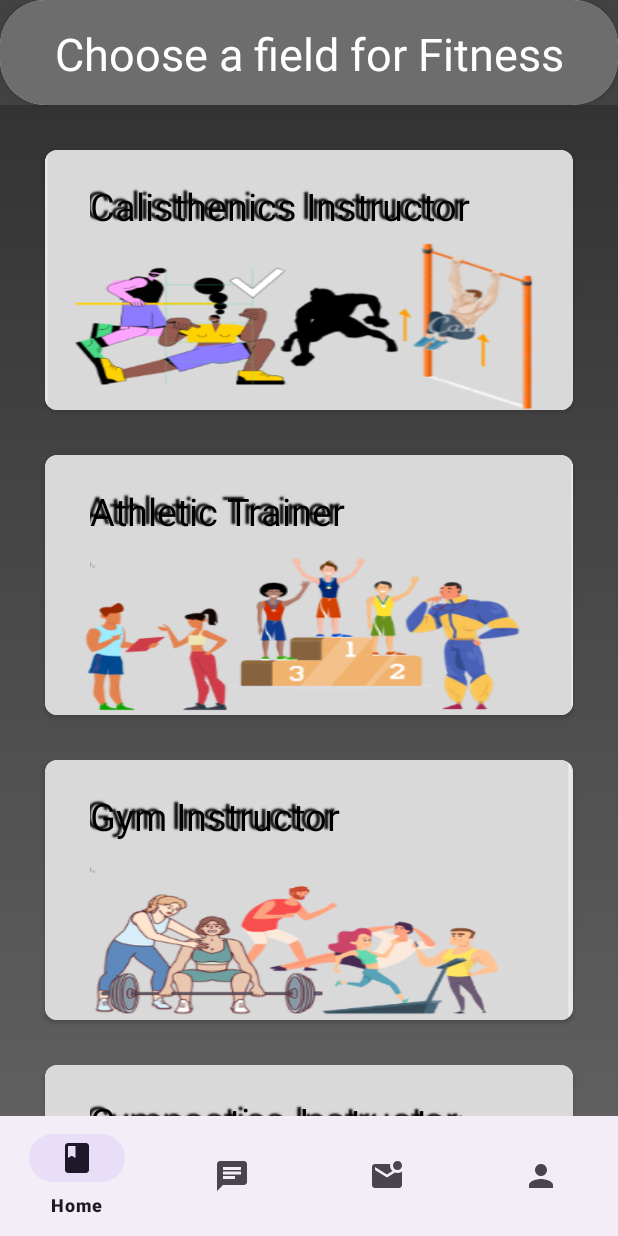
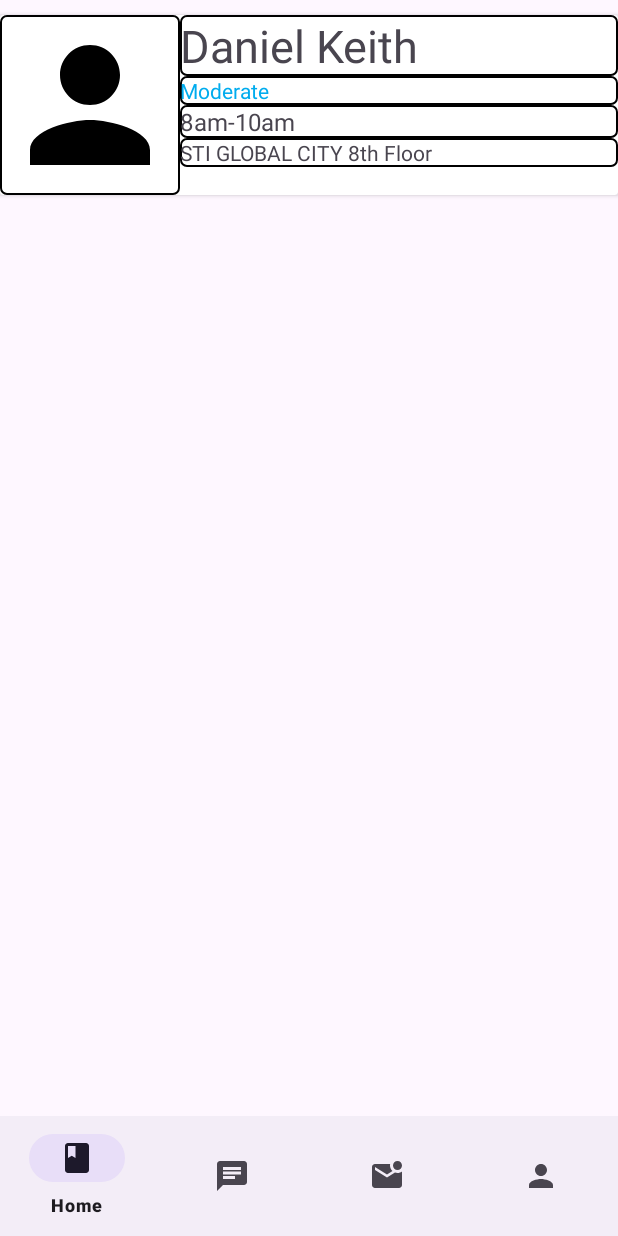
Before and after one commit to BradlyVinceGorgonio/EasyBook, an Android app: the trainerHomeFragment screen opened directly, with no data from a screen before it, on a phone screen of 412 x 824 dp. Run offline under Robolectric (Android 15) with nearby library versions, the phone set to English and light mode, and no system bars; our stand-ins replace Firebase (no records; nobody signed in at launch, a user with empty details on screens opened directly).

Commit message:
Added alot

```diff
--- a/app/src/main/AndroidManifest.xml
+++ b/app/src/main/AndroidManifest.xml
@@ -16,6 +16,9 @@
         android:supportsRtl="true"
         android:theme="@style/Theme.EasyBook"
         tools:targetApi="31">
+        <activity
+            android:name=".AdminModeActivity"
+            android:exported="false" />
         <activity
             android:name=".TrainerHomeFragmentsActivity"
             android:exported="false" />
--- /dev/null
+++ b/app/src/main/java/com/example/easybook/AdminModeActivity.java
@@ -0,0 +1,14 @@
+package com.example.easybook;
+
+import androidx.appcompat.app.AppCompatActivity;
+
+import android.os.Bundle;
+
+public class AdminModeActivity extends AppCompatActivity {
+
+    @Override
+    protected void onCreate(Bundle savedInstanceState) {
+        super.onCreate(savedInstanceState);
+        setContentView(R.layout.activity_admin_mode);
+    }
+}
--- /dev/null
+++ b/app/src/main/java/com/example/easybook/BookNowFragment.java
@@ -0,0 +1,64 @@
+package com.example.easybook;
+
+import android.os.Bundle;
+
+import androidx.fragment.app.Fragment;
+
+import android.view.LayoutInflater;
+import android.view.View;
+import android.view.ViewGroup;
+
+/**
+ * A simple {@link Fragment} subclass.
+ * Use the {@link BookNowFragment#newInstance} factory method to
+ * create an instance of this fragment.
+ */
+public class BookNowFragment extends Fragment {
+
+    // TODO: Rename parameter arguments, choose names that match
+    // the fragment initialization parameters, e.g. ARG_ITEM_NUMBER
+    private static final String ARG_PARAM1 = "param1";
+    private static final String ARG_PARAM2 = "param2";
+
+    // TODO: Rename and change types of parameters
+    private String mParam1;
+    private String mParam2;
+
+    public BookNowFragment() {
+        // Required empty public constructor
+    }
+
+    /**
+     * Use this factory method to create a new instance of
+     * this fragment using the provided parameters.
+     *
+     * @param param1 Parameter 1.
+     * @param param2 Parameter 2.
+     * @return A new instance of fragment BookNowFragment.
+     */
+    // TODO: Rename and change types and number of parameters
+    public static BookNowFragment newInstance(String param1, String param2) {
+        BookNowFragment fragment = new BookNowFragment();
+        Bundle args = new Bundle();
+        args.putString(ARG_PARAM1, param1);
+        args.putString(ARG_PARAM2, param2);
+        fragment.setArguments(args);
+        return fragment;
+    }
+
+    @Override
+    public void onCreate(Bundle savedInstanceState) {
+        super.onCreate(savedInstanceState);
+        if (getArguments() != null) {
+            mParam1 = getArguments().getString(ARG_PARAM1);
+            mParam2 = getArguments().getString(ARG_PARAM2);
+        }
+    }
+
+    @Override
+    public View onCreateView(LayoutInflater inflater, ViewGroup container,
+                             Bundle savedInstanceState) {
+        // Inflate the layout for this fragment
+        return inflater.inflate(R.layout.fragment_book_now, container, false);
+    }
+}
--- /dev/null
+++ b/app/src/main/java/com/example/easybook/BookRequestClass.java
@@ -0,0 +1,35 @@
+package com.example.easybook;
+
+public class BookRequestClass
+{
+    private String name;
+
+    private String uid;
+
+    private String location;
+    private String schedule;
+
+    private String level;
+
+    public BookRequestClass(String name, String schedule, String uid, String level, String location) {
+        this.name = name;
+        this.schedule = schedule;
+        this.uid = uid;
+        this.level = level;
+        this.location = location;
+    }
+
+    public String getName() {
+        return name;
+    }
+
+    public String getSchedule() {
+        return schedule;
+    }
+
+    public String getLocation() {return location;}
+
+    public String getUid(){return uid;}
+
+    public String getLevel(){return level;}
+}
--- /dev/null
+++ b/app/src/main/java/com/example/easybook/TrainerUserAdapter.java
@@ -0,0 +1,85 @@
+package com.example.easybook;
+
+import android.content.Context;
+import android.util.Log;
+import android.view.LayoutInflater;
+import android.view.View;
+import android.view.ViewGroup;
+import android.widget.TextView;
+
+import androidx.annotation.NonNull;
+import androidx.cardview.widget.CardView;
+import androidx.recyclerview.widget.RecyclerView;
+
+import java.util.List;
+
+public class TrainerUserAdapter extends RecyclerView.Adapter<TrainerUserAdapter.ClientViewHolder> {
+    private Context context;
+    private List<BookRequestClass> bookList;
+    private OnItemClickListener onItemClickListener; // Define the listener interface
+
+    public interface OnItemClickListener {
+        void onItemClick(BookRequestClass trainer);
+    }
+
+        public TrainerUserAdapter(Context context, List<BookRequestClass> bookList, OnItemClickListener onItemClickListener) {
+            this.context = context;
+            this.bookList = bookList;
+            this.onItemClickListener = onItemClickListener;
+        }
+
+        @NonNull
+        @Override
+        public TrainerUserAdapter.ClientViewHolder onCreateViewHolder(@NonNull ViewGroup parent, int viewType) {
+            View view = LayoutInflater.from(context).inflate(R.layout.trainer_item_user, parent, false);
+            return new TrainerUserAdapter.ClientViewHolder(view);
+        }
+
+        @Override
+        public void onBindViewHolder(@NonNull TrainerUserAdapter.ClientViewHolder holder, int position) {
+            Log.d("Checker", "onBindViewHolder called for position: " + position);
+            BookRequestClass client = bookList.get(position);
+            Log.d("Checker", "Name: " + client.getName() + ", Level: " + client.getLevel());
+            holder.clientName.setText(client.getName());
+            holder.clientLevel.setText(client.getLevel());
+            holder.clientLocation.setText(client.getLocation());
+            holder.clientSchedule.setText(client.getSchedule());
+            Log.d("Checker", "Client name: " + client.getName()); // Log the value of client's name
+            Log.d("Checker", "Client level: " + client.getLevel()); // Log the value of client's level
+            Log.d("Checker", "Client location: " + client.getLocation()); // Log the value of client's location
+            Log.d("Checker", "Client schedule: " + client.getSchedule()); // Log the value of client's schedule
+
+
+
+            holder.cardView.setOnClickListener(new View.OnClickListener() {
+                @Override
+                public void onClick(View v) {
+                    if (onItemClickListener != null) {
+                        onItemClickListener.onItemClick(client);
+                    }
+                }
+            });
+        }
+
+        @Override
+        public int getItemCount() {
+            return bookList.size();
+        }
+
+    public static class ClientViewHolder extends RecyclerView.ViewHolder {
+        TextView clientName;
+        TextView clientLevel;
+        TextView clientSchedule;
+        TextView clientLocation;
+        CardView cardView;
+
+        public ClientViewHolder(View itemView) {
+            super(itemView);
+            clientName = itemView.findViewById(R.id.clientName);
+            clientLevel = itemView.findViewById(R.id.clientLevel);
+            clientSchedule = itemView.findViewById(R.id.clientSchedule);
+            clientLocation = itemView.findViewById(R.id.clientLocation);
+            cardView = itemView.findViewById(R.id.itemLayoutTrainer);
+        }
+    }
+}
--- a/app/src/main/java/com/example/easybook/trainerHomeFragment.java
+++ b/app/src/main/java/com/example/easybook/trainerHomeFragment.java
@@ -1,26 +1,111 @@
 package com.example.easybook;
 
 import android.os.Bundle;
-
-import androidx.fragment.app.Fragment;
-
+import android.util.Log;
 import android.view.LayoutInflater;
 import android.view.View;
 import android.view.ViewGroup;
 
+import androidx.fragment.app.Fragment;
+import androidx.fragment.app.FragmentManager;
+import androidx.fragment.app.FragmentTransaction;
+import androidx.recyclerview.widget.LinearLayoutManager;
+import androidx.recyclerview.widget.RecyclerView;
+
+import com.google.firebase.firestore.FirebaseFirestore;
+import com.google.firebase.firestore.Query;
+import com.google.firebase.firestore.QueryDocumentSnapshot;
+import com.google.firebase.firestore.QuerySnapshot;
+
+import java.util.ArrayList;
 import java.util.List;
 
 
-public class trainerHomeFragment extends Fragment {
+public class trainerHomeFragment extends Fragment implements TrainerUserAdapter.OnItemClickListener {
 
-    private List<TrainerClass> trainerList;
-    private UserAdapter trainerAdapter;
+    private List<BookRequestClass> bookList;
+    private TrainerUserAdapter traineruserAdapter;
     @Override
-    public View onCreateView(LayoutInflater inflater, ViewGroup container,
-                             Bundle savedInstanceState) {
-        // Inflate the layout for this fragment
-        View view = inflater.inflate(R.layout.fragment_fitness, container, false);
+    public View onCreateView(LayoutInflater inflater, ViewGroup container, Bundle savedInstanceState) {
+        View view = inflater.inflate(R.layout.fragment_trainer_home, container, false);
+
+        RecyclerView recyclerView = view.findViewById(R.id.recyclerViewTrainer);
+        recyclerView.setLayoutManager(new LinearLayoutManager(getContext()));
+
+        bookList = new ArrayList<>();
+        traineruserAdapter = new TrainerUserAdapter(getContext(), bookList, this);  // Corrected variable name
+        recyclerView.setAdapter(traineruserAdapter);  // Corrected variable name
+        Log.d("Checker", "Adapter set to RecyclerView");
+
+
+
+            // Use the selectedSport string as needed
+            fetchDataFromFirestore();
+            Log.d("Checker", "From if else of SelectSport");
+
 
         return view;
     }
+
+    @Override
+    public void onItemClick(BookRequestClass client) {
+        String clientUid = client.getUid(); // Assuming BookRequestClass has a getId() method to retrieve the document ID
+        TrainerDescriptionFragment trainerDescriptionFragment = TrainerDescriptionFragment.newInstance(clientUid);
+        FragmentManager fragmentManager = getActivity().getSupportFragmentManager();
+        FragmentTransaction fragmentTransaction = fragmentManager.beginTransaction();
+        fragmentTransaction.replace(R.id.trainer_frame_layout, trainerDescriptionFragment);
+        fragmentTransaction.addToBackStack(null);
+        fragmentTransaction.commit();
+    }
+
+    private void fetchDataFromFirestore()
+    {
+        Log.d("Checker", "fetchDataFromFirestore called");
+        // Clear the existing bookList
+        bookList.clear();
+
+        // Manually create the BookRequestClass instance
+        BookRequestClass trainer = new BookRequestClass("Daniel Keith", "8am-10am", "asdasdasdas", "Moderate", "STI GLOBAL CITY 8th Floor");
+
+        // Add the trainer instance to the bookList
+        bookList.add(trainer);
+        Log.d("Checker", "BookList size: " + bookList.size());
+
+        // Notify the adapter of the data change
+        traineruserAdapter.notifyDataSetChanged();
+        /*
+        FirebaseFirestore db = FirebaseFirestore.getInstance();
+        db.collection("trainer")
+                //Add SubCollections
+                .whereArrayContains("category_field", field)
+                //.orderBy("satisfied_users", Query.Direction.DESCENDING)
+                .get()
+                .addOnCompleteListener(task -> {
+                    if (task.isSuccessful()) {
+                        bookList.clear();
+                        for (QueryDocumentSnapshot document : task.getResult()) {
+                            String name = document.getString("name");
+                            String description = document.getString("description");
+                            String uid = document.getString("uid");
+
+                            // Check if "satisfied_users" field exists and has a valid value
+                            long price = 0; // Default value if field is missing or null
+                            if (document.contains("price")) {
+                                Object value = document.get("price");
+                                if (value instanceof Long) {
+                                    price = (long) value;
+                                }
+                            }
+
+                            BookRequestClass trainer = new BookRequestClass(name, goal, schedule, uid, fitnessLevel); //Fixed =)
+                            bookList.add(trainer);
+                        }
+                        traineruserAdapter.notifyDataSetChanged();
+                    } else {
+                        // Handle the failure scenario
+                    }
+                });
+
+         */
+    }
 }
--- /dev/null
+++ b/app/src/main/res/layout/activity_admin_mode.xml
@@ -0,0 +1,9 @@
+<?xml version="1.0" encoding="utf-8"?>
+<androidx.constraintlayout.widget.ConstraintLayout xmlns:android="http://schemas.android.com/apk/res/android"
+    xmlns:app="http://schemas.android.com/apk/res-auto"
+    xmlns:tools="http://schemas.android.com/tools"
+    android:layout_width="match_parent"
+    android:layout_height="match_parent"
+    tools:context=".AdminModeActivity">
+
+</androidx.constraintlayout.widget.ConstraintLayout>
--- /dev/null
+++ b/app/src/main/res/layout/fragment_book_now.xml
@@ -0,0 +1,14 @@
+<?xml version="1.0" encoding="utf-8"?>
+<FrameLayout xmlns:android="http://schemas.android.com/apk/res/android"
+    xmlns:tools="http://schemas.android.com/tools"
+    android:layout_width="match_parent"
+    android:layout_height="match_parent"
+    tools:context=".BookNowFragment">
+
+    <!-- TODO: Update blank fragment layout -->
+    <TextView
+        android:layout_width="match_parent"
+        android:layout_height="match_parent"
+        android:text="@string/hello_blank_fragment" />
+
+</FrameLayout>
--- /dev/null
+++ b/app/src/main/res/layout/trainer_item_user.xml
@@ -0,0 +1,70 @@
+<!-- item_user.xml -->
+<androidx.cardview.widget.CardView
+    xmlns:android="http://schemas.android.com/apk/res/android"
+    android:id="@+id/itemLayoutTrainer"
+    android:layout_width="match_parent"
+    android:layout_height="120dp"
+    android:layout_marginTop="10sp"
+    android:layout_marginBottom="10sp"
+    android:background="@drawable/textview_border">
+
+    <LinearLayout
+        android:layout_width="match_parent"
+        android:layout_height="wrap_content"
+        android:orientation="horizontal"
+        >
+
+        <ImageView
+            android:id="@+id/profileImage"
+
+            android:layout_width="120dp"
+            android:layout_height="120dp"
+            android:src="@drawable/personvector"
+            android:background="@drawable/textview_border"
+            />
+
+        <LinearLayout
+            android:layout_width="match_parent"
+            android:layout_height="wrap_content"
+            android:orientation="vertical"
+
+            >
+
+            <TextView
+                android:id="@+id/clientName"
+                android:layout_width="match_parent"
+                android:layout_height="wrap_content"
+                android:textSize="30sp"
+                android:text="Name"
+                android:background="@drawable/textview_border"
+                />
+
+            <TextView
+                android:layout_width="match_parent"
+                android:layout_height="wrap_content"
+                android:text="Level: "
+                android:id="@+id/clientLevel"
+                android:textColor="#00ACEE"
+                android:background="@drawable/textview_border"/>
+
+            <TextView
+                android:layout_width="match_parent"
+                android:layout_height="wrap_content"
+                android:id="@+id/clientSchedule"
+                android:text="Schedule:"
+                android:textSize="16dp"
+                android:background="@drawable/textview_border"/>
+            <TextView
+                android:id="@+id/clientLocation"
+                android:layout_width="match_parent"
+                android:layout_height="wrap_content"
+                android:text="Location: STI Global City 8th Floor"
+                android:textSize="14sp"
+                android:background="@drawable/textview_border"
+                />
+
+        </LinearLayout>
+
+    </LinearLayout>
+
+</androidx.cardview.widget.CardView>
```
